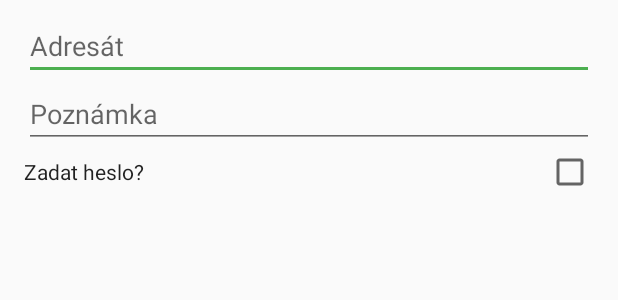
After one commit to thenracker/hackathon, an Android app: the layout fragment_share_dialog.xml on its own in the app's theme, with its tools: preview values and no code run, on a phone screen of 412 x 824 dp. The commit adds this screen. Shown: the top 300 px of the screen. Run offline under Robolectric (Android 15) with nearby library versions, the phone set to English and light mode, and no system bars; network calls fail.

Commit message:
Dialog sdílení

```diff
--- a/app/src/main/java/cz/koci/hackathon/dashboard/DashboardRecyclerFragment.java
+++ b/app/src/main/java/cz/koci/hackathon/dashboard/DashboardRecyclerFragment.java
@@ -33,6 +33,7 @@ import java.util.List;
 import butterknife.BindView;
 import butterknife.ButterKnife;
 import cz.koci.hackathon.R;
+import cz.koci.hackathon.dialog.ShareDialogFragment;
 import cz.koci.hackathon.login.DropboxFragment;
 import cz.koci.hackathon.login.service.DropboxClientFactory;
 import cz.koci.hackathon.model.Folder;
@@ -378,7 +379,10 @@ public class DashboardRecyclerFragment extends DropboxFragment implements SwipeR
                         public boolean onMenuItemClick(MenuItem item) {
                             if (item.getItemId() == R.id.menuShare) {
                                 int position = getLayoutPosition();
-                                entries.get(position); //self yourself Dane
+                                Metadata entry = entries.get(position); //self yourself Dane
+
+                                ShareDialogFragment dialogFragment = ShareDialogFragment.newInstance(entry.getId(), entry.getPathLower());
+                                dialogFragment.show(getActivity().getSupportFragmentManager(), "ShareDialogFragment");
                             }
                             if (item.getItemId() == R.id.menuShowSharing) {
 
--- a/app/src/main/java/cz/koci/hackathon/model/dto/SharedLinkSettings.java
+++ b/app/src/main/java/cz/koci/hackathon/model/dto/SharedLinkSettings.java
@@ -17,7 +17,7 @@ public class SharedLinkSettings {
 
     @SerializedName("requested_visibility")
     @Expose
-    private RequestedVisibility requestedVisibility;
+    private String requestedVisibility;
 
     @SerializedName("link_password")
     @Expose
@@ -28,12 +28,12 @@ public class SharedLinkSettings {
     private String expires;
 
     public SharedLinkSettings() {
-        this.requestedVisibility = RequestedVisibility.PUBLIC;
+        this.requestedVisibility = "public";
         setupExpiryDate();
     }
 
     public SharedLinkSettings(String password) {
-        this.requestedVisibility = RequestedVisibility.PASSWORD;
+        this.requestedVisibility = "password";
         this.password = password;
        setupExpiryDate();
     }
--- /dev/null
+++ b/app/src/main/res/layout/fragment_share_dialog.xml
@@ -0,0 +1,68 @@
+<?xml version="1.0" encoding="utf-8"?>
+<android.support.constraint.ConstraintLayout xmlns:android="http://schemas.android.com/apk/res/android"
+    xmlns:app="http://schemas.android.com/apk/res-auto"
+    xmlns:tools="http://schemas.android.com/tools"
+    android:layout_width="match_parent"
+    android:layout_height="match_parent"
+    android:animateLayoutChanges="true"
+    android:paddingLeft="16dp"
+    android:paddingRight="16dp">
+
+    <CheckedTextView
+        android:id="@+id/passwordCheckedTextView"
+        android:layout_width="0dp"
+        android:layout_height="wrap_content"
+        android:layout_marginTop="0dp"
+        android:checkMark="?android:attr/listChoiceIndicatorMultiple"
+        android:gravity="center_vertical"
+        android:text="@string/prompt_set_password"
+        app:layout_constraintLeft_toLeftOf="parent"
+        app:layout_constraintRight_toRightOf="parent"
+        app:layout_constraintTop_toBottomOf="@+id/noteEditText" />
+
+    <EditText
+        android:id="@+id/passwordEditText"
+        android:layout_width="0dp"
+        android:layout_height="wrap_content"
+        android:ems="10"
+        android:hint="@string/password"
+        android:inputType="textPassword"
+        android:visibility="gone"
+        app:layout_constraintLeft_toLeftOf="parent"
+        app:layout_constraintRight_toRightOf="parent"
+        app:layout_constraintTop_toBottomOf="@+id/passwordCheckedTextView" />
+
+    <ProgressBar
+        android:id="@+id/progressBar"
+        style="?android:attr/progressBarStyle"
+        android:layout_width="wrap_content"
+        android:layout_height="wrap_content"
+        android:visibility="gone"
+        app:layout_constraintBottom_toBottomOf="parent"
+        app:layout_constraintLeft_toLeftOf="parent"
+        app:layout_constraintRight_toRightOf="parent"
+        app:layout_constraintTop_toTopOf="parent" />
+
+    <EditText
+        android:id="@+id/emailEditText"
+        android:layout_width="0dp"
+        android:layout_height="wrap_content"
+        android:layout_marginTop="8dp"
+        android:ems="10"
+        android:inputType="textEmailAddress"
+        android:hint="@string/email_address"
+        app:layout_constraintLeft_toLeftOf="parent"
+        app:layout_constraintRight_toRightOf="parent"
+        app:layout_constraintTop_toTopOf="parent" />
+
+    <EditText
+        android:id="@+id/noteEditText"
+        android:layout_width="0dp"
+        android:layout_height="wrap_content"
+        android:ems="10"
+        android:inputType="textMultiLine"
+        android:hint="@string/note"
+        app:layout_constraintLeft_toLeftOf="parent"
+        app:layout_constraintRight_toRightOf="parent"
+        app:layout_constraintTop_toBottomOf="@+id/emailEditText" />
+</android.support.constraint.ConstraintLayout>
--- a/app/src/main/res/values/strings.xml
+++ b/app/src/main/res/values/strings.xml
@@ -25,4 +25,12 @@
 
     <string name="fingerprint_login">Přihlašte se otiskem prstu</string>
     <string name="no_data">Žádné položky</string>
+
+    <string name="prompt_set_password">Zadat heslo?</string>
+    <string name="share_dialog_title">Sdílet</string>
+    <string name="error_missing_email">Zadejte email adresáta</string>
+    <string name="email_subject">Hackathon 2017</string>
+    <string name="send_email">Odeslat email</string>
+    <string name="email_address">Adresát</string>
+    <string name="note">Poznámka</string>
 </resources>
--- a/app/src/main/res/values/styles.xml
+++ b/app/src/main/res/values/styles.xml
@@ -6,9 +6,9 @@
         <item name="colorPrimary">@color/colorPrimary</item>
         <item name="colorPrimaryDark">@color/colorPrimaryDark</item>
         <item name="colorAccent">@color/colorAccent</item>
-        <item name="colorControlNormal">#fff</item>
-        <item name="colorControlActivated">#fff</item>
-        <item name="colorControlHighlight">#fff</item>
+        <!--<item name="colorControlNormal">#fff</item>-->
+        <!--<item name="colorControlActivated">#fff</item>-->
+        <!--<item name="colorControlHighlight">#fff</item>-->
 
     </style>
 
```
Also changed, not shown: app/src/main/java/cz/koci/hackathon/dialog/ShareDialogFragment.java (added, +182 -0 lines).
